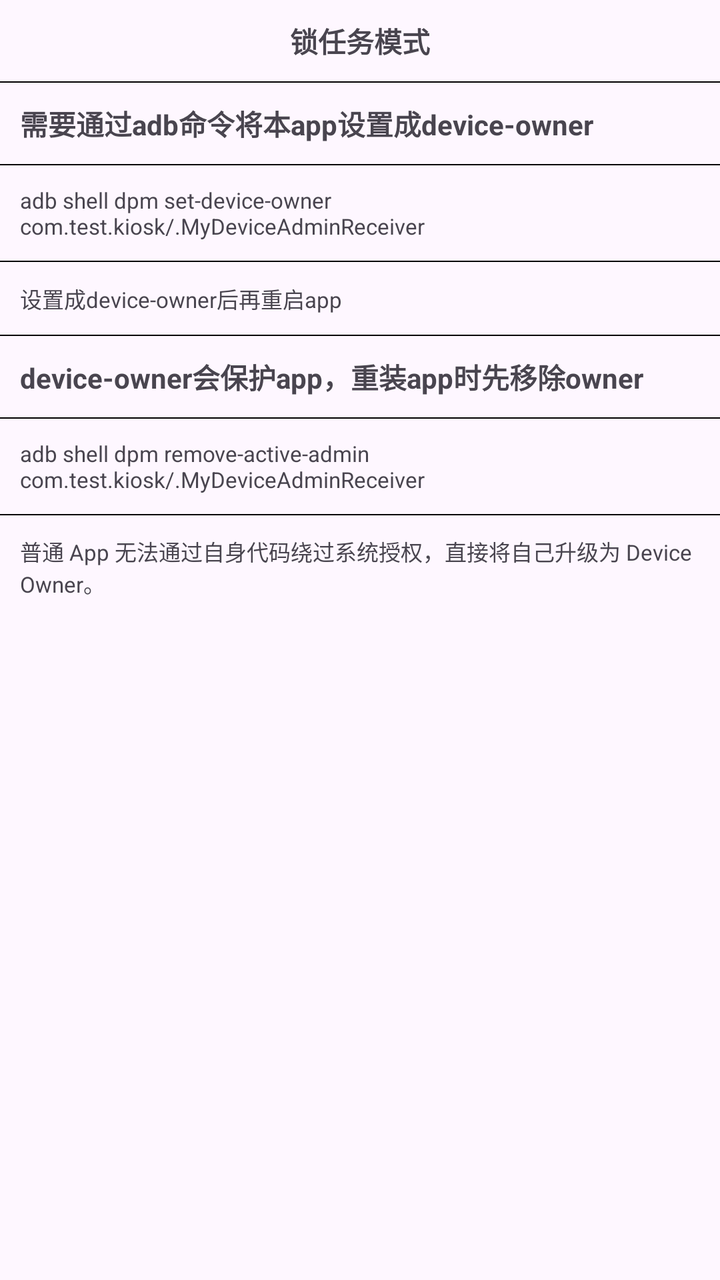
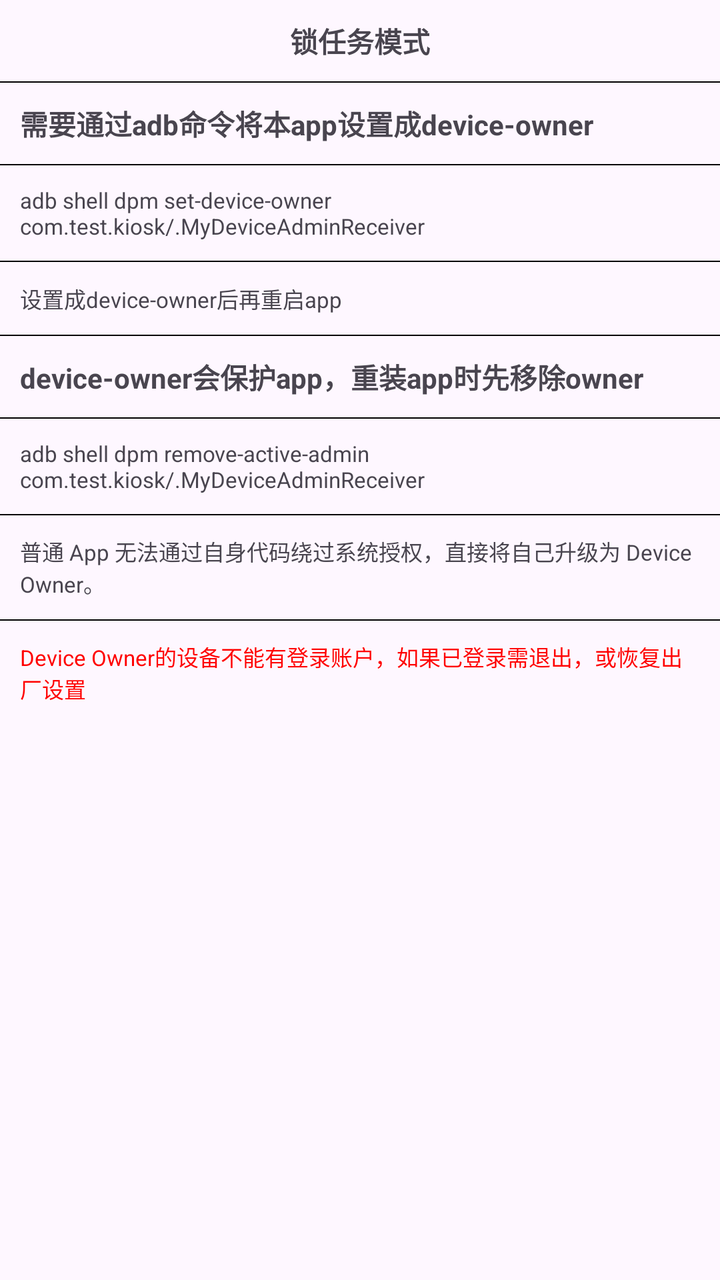

The first picture is an Android layout as it rendered before a commit; the second is the same layout after the commit. The layout source and the unified diff follow.
<!-- AndroidManifest.xml: application theme Theme.TestAndroidKiosk -->
<!-- res/layout/activity_splash.xml -->
<?xml version="1.0" encoding="utf-8"?>
<androidx.core.widget.NestedScrollView xmlns:android="http://schemas.android.com/apk/res/android"
    xmlns:tools="http://schemas.android.com/tools"
    android:layout_width="match_parent"
    android:layout_height="match_parent"
    android:fillViewport="true">

    <LinearLayout
        android:layout_width="match_parent"
        android:layout_height="match_parent"
        android:divider="@drawable/line"
        android:orientation="vertical"
        android:showDividers="middle"
        tools:ignore="HardcodedText">

        <TextView
            android:layout_width="match_parent"
            android:layout_height="wrap_content"
            android:gravity="center"
            android:padding="10dp"
            android:text="锁任务模式"
            android:textStyle="bold" />

        <TextView
            android:layout_width="match_parent"
            android:layout_height="wrap_content"
            android:padding="10dp"
            android:text="需要通过adb命令将本app设置成device-owner"
            android:textStyle="bold" />

        <TextView
            android:layout_width="match_parent"
            android:layout_height="wrap_content"
            android:padding="10dp"
            android:text="adb shell dpm set-device-owner com.test.kiosk/.MyDeviceAdminReceiver"
            android:textSize="11sp" />

        <TextView
            android:layout_width="match_parent"
            android:layout_height="wrap_content"
            android:padding="10dp"
            android:text="设置成device-owner后再重启app"
            android:textSize="11sp" />

        <TextView
            android:layout_width="match_parent"
            android:layout_height="wrap_content"
            android:padding="10dp"
            android:text="device-owner会保护app，重装app时先移除owner"
            android:textStyle="bold" />

        <TextView
            android:layout_width="match_parent"
            android:layout_height="wrap_content"
            android:padding="10dp"
            android:text="adb shell dpm remove-active-admin com.test.kiosk/.MyDeviceAdminReceiver"
            android:textSize="11sp" />

        <TextView
            android:layout_width="match_parent"
            android:layout_height="wrap_content"
            android:padding="10dp"
            android:text="普通 App 无法通过自身代码绕过系统授权，直接将自己升级为 Device Owner。"
            android:textSize="11sp" />
    </LinearLayout>
</androidx.core.widget.NestedScrollView>
<!-- resources referenced by this layout -->
<resources>
  <!-- drawable line (drawable) -->
  <?xml version="1.0" encoding="utf-8"?>
  <shape xmlns:android="http://schemas.android.com/apk/res/android">
      <solid android:color="#000" />
      <size android:height="0.5dp" />
  </shape>
  <style name="Theme.TestAndroidKiosk" parent="Base.Theme.TestAndroidKiosk" />
  <style name="Base.Theme.TestAndroidKiosk" parent="Theme.Material3.DayNight.NoActionBar">
          
          
      </style>
</resources>

<!-- the commit's change to res/layout/activity_splash.xml (unified diff, before → after) -->
@@ -62,5 +62,13 @@
             android:padding="10dp"
             android:text="普通 App 无法通过自身代码绕过系统授权，直接将自己升级为 Device Owner。"
             android:textSize="11sp" />
+
+        <TextView
+            android:layout_width="match_parent"
+            android:layout_height="wrap_content"
+            android:padding="10dp"
+            android:text="Device Owner的设备不能有登录账户，如果已登录需退出，或恢复出厂设置"
+            android:textColor="#F00"
+            android:textSize="11sp" />
     </LinearLayout>
 </androidx.core.widget.NestedScrollView>
